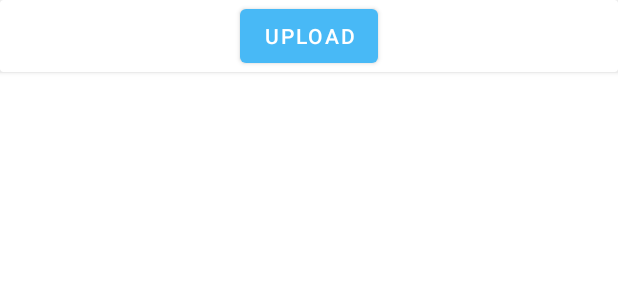
After one commit to JavsTeam/TextBuilder-app, an Android app: the layout fragment_upload.xml on its own in the app's theme, with its tools: preview values and no code run, on a phone screen of 412 x 824 dp. The commit adds this screen. Shown: the top 300 px of the screen. Run offline under Robolectric (Android 15) with nearby library versions, the phone set to English and light mode, and no system bars.

Commit message:
UploadFragment add

```diff
--- a/app/build.gradle
+++ b/app/build.gradle
@@ -33,6 +33,7 @@ android {
 
 dependencies {
     apply plugin: "kotlin-kapt"
+    def nav_version = "2.4.0-alpha01"
 
     implementation "org.jetbrains.kotlin:kotlin-stdlib:$kotlin_version"
     implementation "androidx.fragment:fragment-ktx:1.3.4"
@@ -41,6 +42,9 @@ dependencies {
     implementation "androidx.legacy:legacy-support-v4:1.0.0"
     implementation 'androidx.lifecycle:lifecycle-extensions:2.2.0'
     implementation 'androidx.lifecycle:lifecycle-viewmodel-ktx:2.3.1'
+    implementation "androidx.navigation:navigation-fragment-ktx:$nav_version"
+    implementation "androidx.navigation:navigation-ui-ktx:$nav_version"
+    implementation "androidx.navigation:navigation-runtime-ktx:$nav_version"
     kapt "androidx.room:room-compiler:$room_version"
 
     implementation "com.google.android.material:material:1.3.0"
--- a/app/src/main/res/layout/card_item.xml
+++ b/app/src/main/res/layout/card_item.xml
@@ -95,5 +95,4 @@
         </LinearLayout>
 
     </androidx.constraintlayout.widget.ConstraintLayout>
-
 </androidx.cardview.widget.CardView>
--- /dev/null
+++ b/app/src/main/res/layout/fragment_upload.xml
@@ -0,0 +1,16 @@
+<?xml version="1.0" encoding="utf-8"?>
+<androidx.cardview.widget.CardView xmlns:android="http://schemas.android.com/apk/res/android"
+    xmlns:app="http://schemas.android.com/apk/res-auto"
+    xmlns:tools="http://schemas.android.com/tools"
+    android:layout_width="match_parent"
+    android:layout_height="wrap_content">
+    <Button
+        android:id="@+id/upload_fragment_button_upload"
+        android:layout_gravity="center"
+        android:layout_width="wrap_content"
+        android:layout_height="wrap_content"
+        android:text="upload"
+        app:layout_constraintEnd_toEndOf="parent"
+        app:layout_constraintStart_toStartOf="parent"
+        app:layout_constraintTop_toTopOf="parent" />
+</androidx.cardview.widget.CardView>
```
Also changed, not shown: app/src/main/java/com/example/textbuilder/ui/upload/UploadFragment.kt (added, +27 -0 lines), app/src/main/res/navigation/nav_graph.xml (added, +27 -0 lines).
